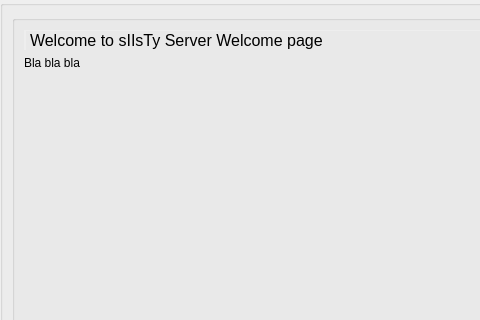
Qt form Server/GUI/src/Ui/WelcomePage.ui (siisgoo/siisty) before a commit; both pictures show x 0 to 480 and y 0 to 320 of the 610 by 471 pixel window.
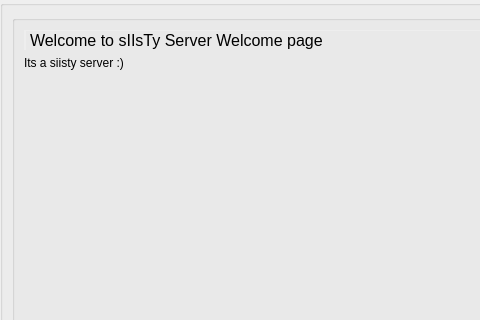
The same form after that commit.

What changed in the file:
```diff
--- a/Server/GUI/src/Ui/WelcomePage.ui
+++ b/Server/GUI/src/Ui/WelcomePage.ui
@@ -69,7 +69,7 @@
          <item row="1" column="1">
           <widget class="QLabel" name="label_2">
            <property name="text">
-            <string>Bla bla bla</string>
+            <string>Its a siisty server :)</string>
            </property>
            <property name="textFormat">
             <enum>Qt::MarkdownText</enum>
```
